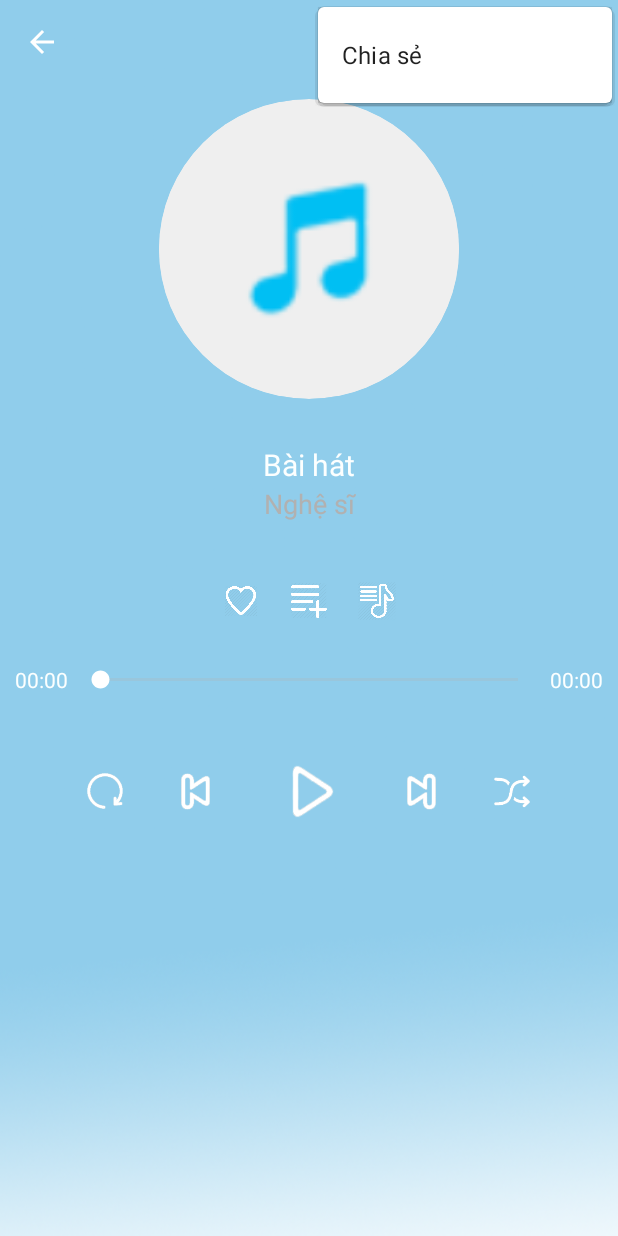
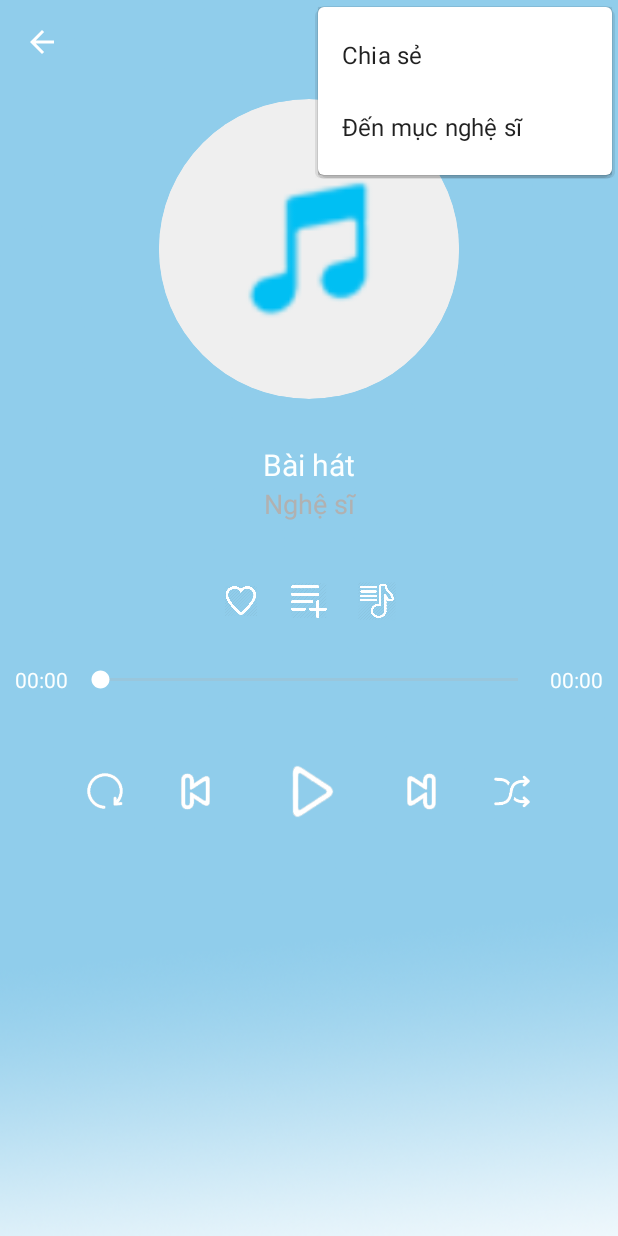
Before and after one commit to dunggg/MusicOffline, an Android app: the TrinhPhatNhac_Activity screen opened directly, with no data from a screen before it, with the options menu open, on a phone screen of 412 x 824 dp. Run offline under Robolectric (Android 15) with nearby library versions, the phone set to English and light mode, and no system bars; 12 statements that could not run were skipped.

Commit message:
QuanPro update giao dien

```diff
--- a/app/src/main/res/menu/menu_trinh_phat_nhac.xml
+++ b/app/src/main/res/menu/menu_trinh_phat_nhac.xml
@@ -3,4 +3,7 @@
     <item
         android:id="@+id/menu_chiaSe_trinhPhatNhac"
         android:title="Chia sẻ" />
+    <item
+        android:id="@+id/menu_ngheSi_trinhPhatNhac"
+        android:title="Đến mục nghệ sĩ" />
 </menu>
```
Also changed, not shown: app/src/main/java/vn/poly/musicoffline/manage/TrinhPhatNhac_Activity.java (+5 -3 lines).
